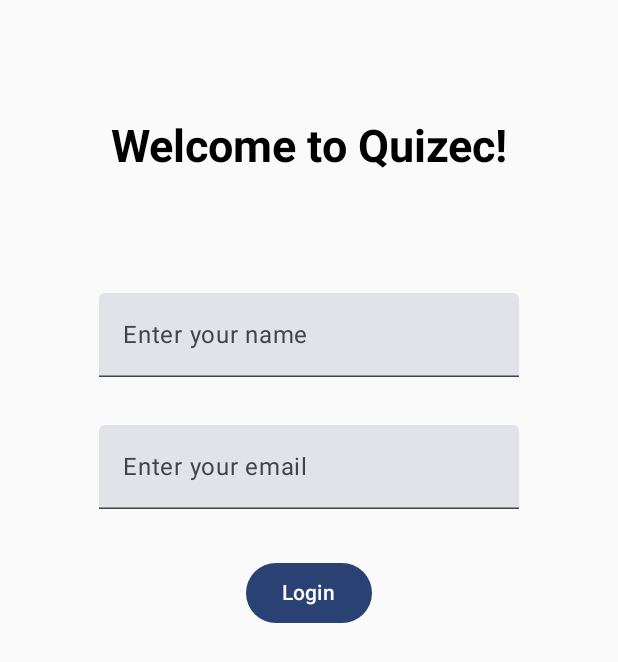
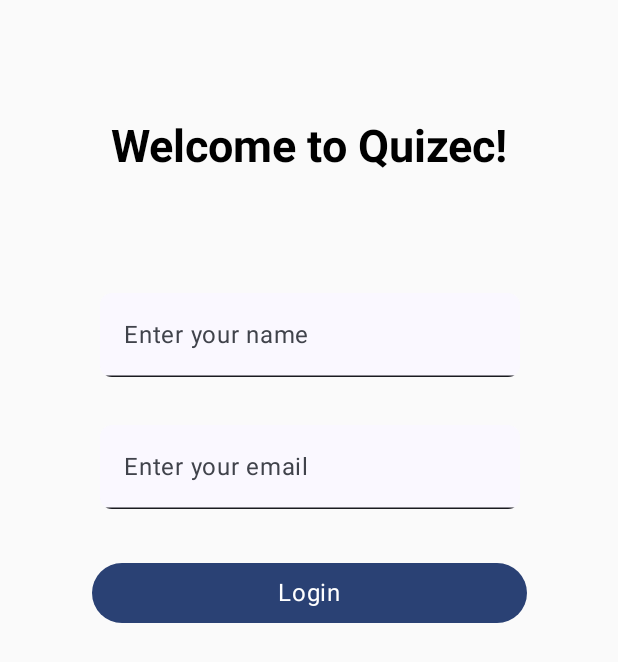
Before and after one commit to Afonso-Simoes/AMov-Quizec, an Android app built with Jetpack Compose: the screen it shows after launch (MainActivity), on a phone screen of 412 x 824 dp. Shown: the top 662 px of the screen. Run offline under Robolectric (Android 15) with nearby library versions, the phone set to English and light mode, and no system bars.

Commit message:
wip: [#6] mudei um pouco o aspeto do login e agora já dá para escrever coisas nos textfields

```diff
--- a/app/build.gradle.kts
+++ b/app/build.gradle.kts
@@ -66,4 +66,5 @@ dependencies {
     androidTestImplementation(libs.androidx.ui.test.junit4)
     debugImplementation(libs.androidx.ui.tooling)
     debugImplementation(libs.androidx.ui.test.manifest)
+    implementation(libs.androidx.ui.text.google.fonts)
 }
--- a/app/src/main/java/pt/isec/amov/quizectpamov/ui/screens/MainScreen.kt
+++ b/app/src/main/java/pt/isec/amov/quizectpamov/ui/screens/MainScreen.kt
@@ -4,19 +4,32 @@ import androidx.compose.foundation.layout.Box
 import androidx.compose.foundation.layout.Column
 import androidx.compose.foundation.layout.fillMaxWidth
 import androidx.compose.foundation.layout.padding
+import androidx.compose.foundation.layout.width
 import androidx.compose.foundation.layout.wrapContentSize
+import androidx.compose.foundation.shape.RoundedCornerShape
 import androidx.compose.material3.Button
+import androidx.compose.material3.ButtonDefaults
+import androidx.compose.material3.ExperimentalMaterial3Api
+import androidx.compose.material3.MaterialTheme
 import androidx.compose.material3.Scaffold
 import androidx.compose.runtime.Composable
 import androidx.compose.material3.Text
 import androidx.compose.material3.TextField
+import androidx.compose.material3.TextFieldDefaults
+import androidx.compose.runtime.getValue
+import androidx.compose.runtime.mutableStateOf
+import androidx.compose.runtime.remember
+import androidx.compose.runtime.setValue
 import androidx.compose.ui.Alignment
 import androidx.compose.ui.Modifier
+import androidx.compose.ui.draw.clip
 import androidx.compose.ui.text.TextStyle
 import androidx.compose.ui.text.font.FontWeight
 import androidx.compose.ui.unit.dp
 import androidx.compose.ui.unit.sp
+import pt.isec.amov.quizectpamov.ui.theme.WelcomeTitleStyle
 
+@OptIn(ExperimentalMaterial3Api::class)
 @Composable
 fun MainScreen() {
     Column(
@@ -26,35 +39,54 @@ fun MainScreen() {
             .wrapContentSize(Alignment.Center),
         horizontalAlignment = Alignment.CenterHorizontally
     ) {
+        var name by remember { mutableStateOf("") }
+        var email by remember { mutableStateOf("") }
+
         Text(
             text = "Welcome to Quizec!",
-            style = TextStyle(
-                fontWeight = FontWeight.Bold,
-                fontSize = 30.sp,
-                letterSpacing = 0.sp,
-                lineHeight = 36.sp
-            ),
-            modifier = Modifier.padding(vertical = 64.dp)
+            style = WelcomeTitleStyle,
+            modifier = Modifier
+                .padding(vertical = 64.dp)
         )
         TextField(
-            value = "",
-            onValueChange = {},
+            value = name,
+            onValueChange = { newName -> name = newName },
             label = { Text("Enter your name") },
-            modifier = Modifier.padding(vertical = 16.dp)
+            modifier = Modifier
+                .padding(vertical = 16.dp)
+                .clip(RoundedCornerShape(8.dp)),
+            colors = TextFieldDefaults.textFieldColors(
+                containerColor = MaterialTheme.colorScheme.surface,
+                unfocusedIndicatorColor = MaterialTheme.colorScheme.onSurface,
+                focusedIndicatorColor = MaterialTheme.colorScheme.primary
+            )
         )
         TextField(
-            value = "",
-            onValueChange = {},
+            value = email,
+            onValueChange = { newEmail -> email = newEmail },
             label = { Text("Enter your email") },
-            modifier = Modifier.padding(vertical = 16.dp)
+            modifier = Modifier
+                .padding(vertical = 16.dp)
+                .clip(RoundedCornerShape(8.dp)),
+            colors = TextFieldDefaults.textFieldColors(
+                containerColor = MaterialTheme.colorScheme.surface,
+                unfocusedIndicatorColor = MaterialTheme.colorScheme.onSurface,
+                focusedIndicatorColor = MaterialTheme.colorScheme.primary
+            )
         )
         Button(
             onClick = {
                 /* Handle button click */
             },
-            modifier = Modifier.padding(vertical = 16.dp)
+            modifier = Modifier
+                .padding(vertical = 16.dp)
+                .width(290.dp)
+                .clip(RoundedCornerShape(8.dp)),
+            colors = ButtonDefaults.buttonColors(
+                containerColor = MaterialTheme.colorScheme.primary,
+            )
         ) {
-            Text("Login")
+            Text("Login", style = MaterialTheme.typography.bodyLarge)
         }
     }
 }
--- a/app/src/main/java/pt/isec/amov/quizectpamov/ui/theme/Color.kt
+++ b/app/src/main/java/pt/isec/amov/quizectpamov/ui/theme/Color.kt
@@ -9,3 +9,4 @@ val Pink80 = Color(0xFFEFB8C8)
 val Purple40 = Color(0xFF6650a4)
 val PurpleGrey40 = Color(0xFF625b71)
 val Pink40 = Color(0xFF7D5260)
+val Blue40 = Color(0xFF007BFF)
--- a/app/src/main/java/pt/isec/amov/quizectpamov/ui/theme/Theme.kt
+++ b/app/src/main/java/pt/isec/amov/quizectpamov/ui/theme/Theme.kt
@@ -18,7 +18,7 @@ private val DarkColorScheme = darkColorScheme(
 )
 
 private val LightColorScheme = lightColorScheme(
-    primary = Purple40,
+    primary = Blue40,
     secondary = PurpleGrey40,
     tertiary = Pink40
 
--- a/app/src/main/java/pt/isec/amov/quizectpamov/ui/theme/Type.kt
+++ b/app/src/main/java/pt/isec/amov/quizectpamov/ui/theme/Type.kt
@@ -1,10 +1,21 @@
 package pt.isec.amov.quizectpamov.ui.theme
 
 import androidx.compose.material3.Typography
+import androidx.compose.runtime.remember
 import androidx.compose.ui.text.TextStyle
+import androidx.compose.ui.text.font.Font
 import androidx.compose.ui.text.font.FontFamily
+import androidx.compose.ui.text.font.FontStyle
 import androidx.compose.ui.text.font.FontWeight
+import androidx.compose.ui.text.googlefonts.GoogleFont
 import androidx.compose.ui.unit.sp
+import pt.isec.amov.quizectpamov.R
+
+val WelcomeTitleStyle = TextStyle(
+    fontWeight = FontWeight.Bold,
+    fontSize = 30.sp,
+    letterSpacing = 0.sp
+)
 
 // Set of Material typography styles to start with
 val Typography = Typography(
--- /dev/null
+++ b/app/src/main/res/xml/fonts.xml
@@ -0,0 +1,8 @@
+<?xml version="1.0" encoding="utf-8"?>
+<resources>
+    <style name="WelcomeTitleStyle">
+        <item name="android:textSize">30sp</item>
+        <item name="android:textStyle">bold</item>
+        <item name="android:letterSpacing">0</item>
+    </style>
+</resources>
```
